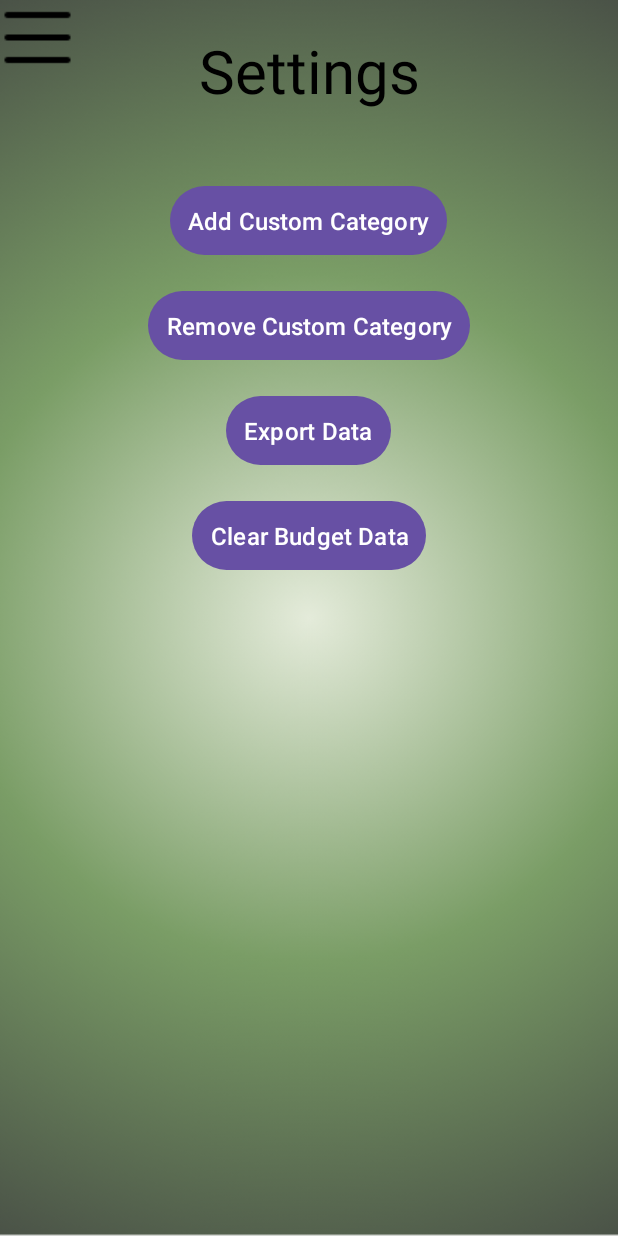
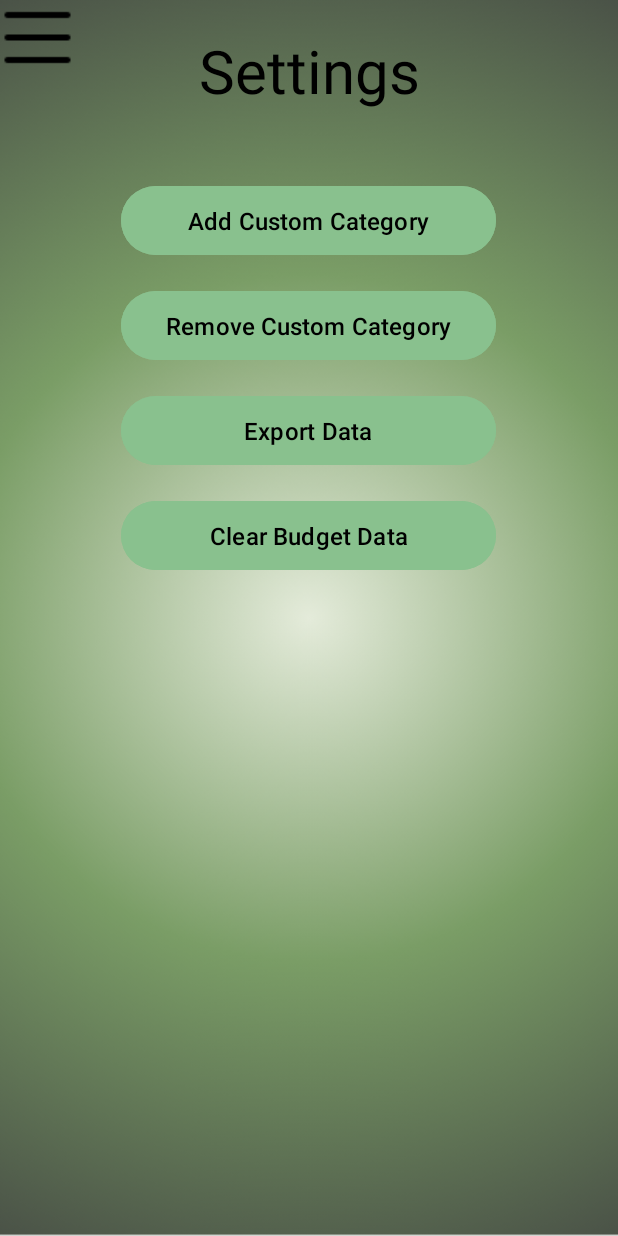
Before and after one commit to S-F-III/Dude-Wheres-My-Cache, an Android app: the SettingsActivity screen opened directly, with no data from a screen before it, on a phone screen of 412 x 824 dp. Run offline under Robolectric (Android 15) with nearby library versions, the phone set to English and light mode, and no system bars.

Commit message:
changed button colors to not be default

```diff
--- a/app/src/main/res/layout/activity_expense.xml
+++ b/app/src/main/res/layout/activity_expense.xml
@@ -53,6 +53,8 @@
             android:layout_width="wrap_content"
             android:layout_height="wrap_content"
             android:text="Modify Expense"
+            android:backgroundTint="#89C18E"
+            android:textColor="#000000"
             app:layout_constraintTop_toTopOf="parent"
             app:layout_constraintStart_toStartOf="parent"
             app:layout_constraintEnd_toEndOf="parent"
@@ -70,6 +72,8 @@
             android:layout_width="wrap_content"
             android:layout_height="wrap_content"
             android:text="Remove Expense"
+            android:backgroundTint="#89C18E"
+            android:textColor="#000000"
             app:layout_constraintTop_toBottomOf="@id/modifyExpense_button"
             app:layout_constraintStart_toStartOf="parent"
             app:layout_constraintEnd_toStartOf="@id/addExpense_button"
@@ -81,6 +85,8 @@
             android:layout_width="wrap_content"
             android:layout_height="wrap_content"
             android:text="Add Expense"
+            android:backgroundTint="#89C18E"
+            android:textColor="#000000"
             app:layout_constraintTop_toBottomOf="@id/modifyExpense_button"
             app:layout_constraintStart_toEndOf="@id/removeExpense_button"
             app:layout_constraintEnd_toEndOf="parent"
--- a/app/src/main/res/layout/activity_login.xml
+++ b/app/src/main/res/layout/activity_login.xml
@@ -84,6 +84,8 @@
         android:layout_height="wrap_content"
         android:layout_marginTop="120dp"
         android:text="@string/next_button"
+        android:backgroundTint="#89C18E"
+        android:textColor="#000000"
         app:layout_constraintEnd_toEndOf="parent"
         app:layout_constraintStart_toStartOf="parent"
         app:layout_constraintTop_toBottomOf="@+id/inputPassword"
--- a/app/src/main/res/layout/activity_settings.xml
+++ b/app/src/main/res/layout/activity_settings.xml
@@ -33,48 +33,54 @@
         android:layout_marginTop="120dp"
         android:gravity="center_horizontal"
         android:orientation="vertical"
+        android:backgroundTint="#89C18E"
+        android:textColor="#000000"
         app:layout_constraintEnd_toEndOf="parent"
         app:layout_constraintStart_toStartOf="parent"
         app:layout_constraintTop_toBottomOf="@id/settingsTitle">
 
         <Button
             android:id="@+id/addCustomCategoryButton"
-            android:layout_width="wrap_content"
+            android:layout_width="250dp"
             android:layout_height="wrap_content"
             android:layout_marginBottom="16dp"
             android:padding="12dp"
             android:text="Add Custom Category"
-            android:textColor="@color/white"
+            android:backgroundTint="#89C18E"
+            android:textColor="#000000"
             android:textSize="16sp" />
 
         <Button
             android:id="@+id/removeCustomCategoryButton"
-            android:layout_width="wrap_content"
+            android:layout_width="250dp"
             android:layout_height="wrap_content"
             android:layout_marginBottom="16dp"
             android:padding="12dp"
             android:text="Remove Custom Category"
-            android:textColor="@color/white"
+            android:backgroundTint="#89C18E"
+            android:textColor="#000000"
             android:textSize="16sp" />
 
         <Button
             android:id="@+id/exportDataButton"
-            android:layout_width="wrap_content"
+            android:layout_width="250dp"
             android:layout_height="wrap_content"
             android:layout_marginBottom="16dp"
             android:padding="12dp"
             android:text="Export Data"
-            android:textColor="@color/white"
+            android:backgroundTint="#89C18E"
+            android:textColor="#000000"
             android:textSize="16sp" />
 
         <Button
             android:id="@+id/clearBudgetDataButton"
-            android:layout_width="wrap_content"
+            android:layout_width="250dp"
             android:layout_height="wrap_content"
             android:layout_marginBottom="16dp"
             android:padding="12dp"
             android:text="Clear Budget Data"
-            android:textColor="@color/white"
+            android:backgroundTint="#89C18E"
+            android:textColor="#000000"
             android:textSize="16sp" />
 
     </LinearLayout>
--- a/app/src/main/res/layout/activity_sign_up.xml
+++ b/app/src/main/res/layout/activity_sign_up.xml
@@ -133,6 +133,8 @@
         android:layout_height="wrap_content"
         android:layout_marginBottom="20dp"
         android:text="@string/next_button"
+        android:backgroundTint="#89C18E"
+        android:textColor="#000000"
         app:layout_constraintBottom_toBottomOf="parent"
         app:layout_constraintEnd_toEndOf="parent"
         app:layout_constraintStart_toStartOf="parent"
```
Also changed, not shown: app/src/main/res/layout/activity_account_info.xml (+13 -3 lines), app/src/main/res/layout/activity_main.xml (+7 -12 lines), app/src/main/res/layout/activity_notification.xml (+5 -2 lines).
